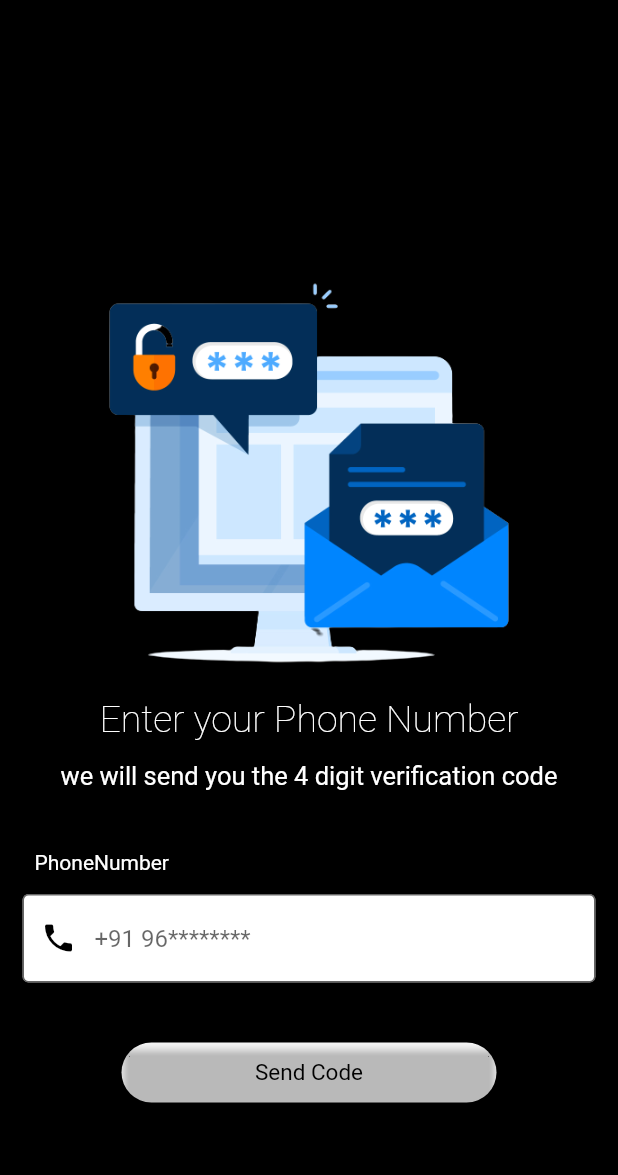
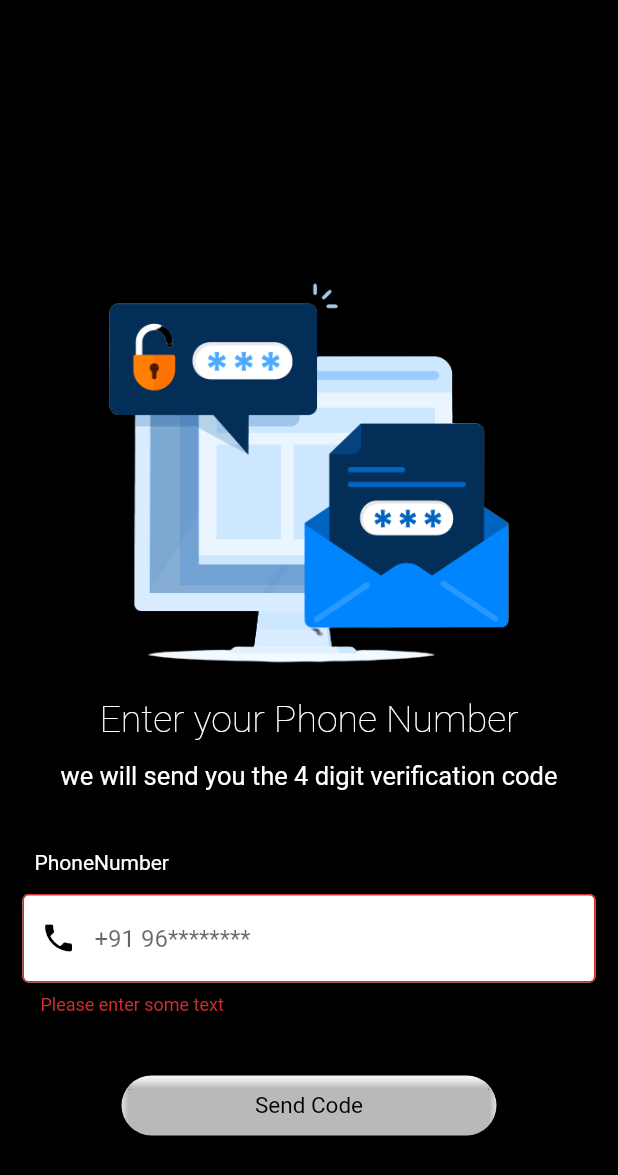
Before and after one commit to bindiyawebunity/videomkaer, a Flutter app: the PhoneVerificationPage screen opened directly, after a tap on "Send Code", on a phone screen of 412 x 824 dp. Shown: the top 1175 px of the screen. Run offline on Flutter 3.47's test engine with Material 2 defaults, Android fonts, the phone set to English and light mode, and no system bars; our stand-ins replace cloud_firestore, firebase_auth, firebase_core, font_awesome_flutter, pinput, shared_preferences; accounts and stored records are empty.

```diff
--- a/lib/screen/phone_verification_page.dart
+++ b/lib/screen/phone_verification_page.dart
@@ -1,5 +1,3 @@
-import 'package:firebase_auth/firebase_auth.dart';
-import 'package:flutter/foundation.dart';
 import 'package:flutter/material.dart';
 import 'package:shared_preferences/shared_preferences.dart';
 import 'package:videomaker/model/String.dart';
@@ -91,7 +89,19 @@ class _PhoneVerificationPageState extends State<PhoneVerificationPage> {
                       height: 40,
                       text: "Send Code",
                       backgroundColor: ColorFile.elevatedColor,
-                      onPressed: () async {},
+                      onPressed: () async {
+                        if (_formKey.currentState!.validate()) {
+                          Navigator.push(
+                              context,
+                              MaterialPageRoute(
+                                builder: (context) => const SentCodePage(),
+                              ));
+                          final SharedPreferences prefs =
+                              await SharedPreferences.getInstance();
+                          await prefs.setString(
+                              'PhoneNumber', phoneNumber.text);
+                        }
+                      },
                     )),
                   ],
                 )
```
